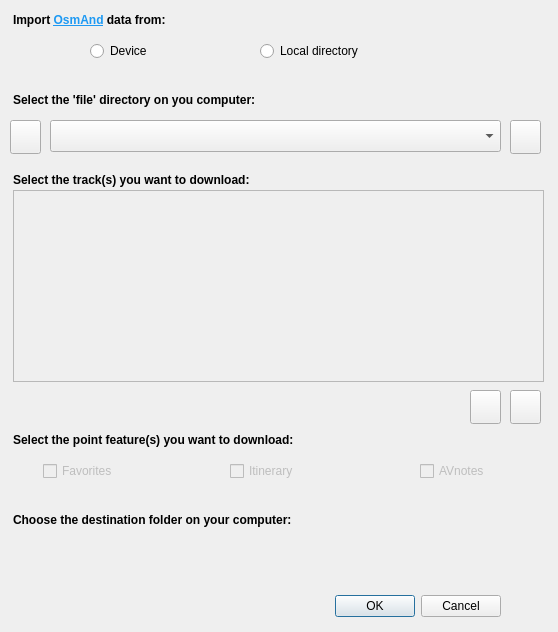
The window that OsmAnd_bridge_import_dialog.ui (sylsta/OsmAnd_bridge) describes before a commit, drawn with Qt 5.
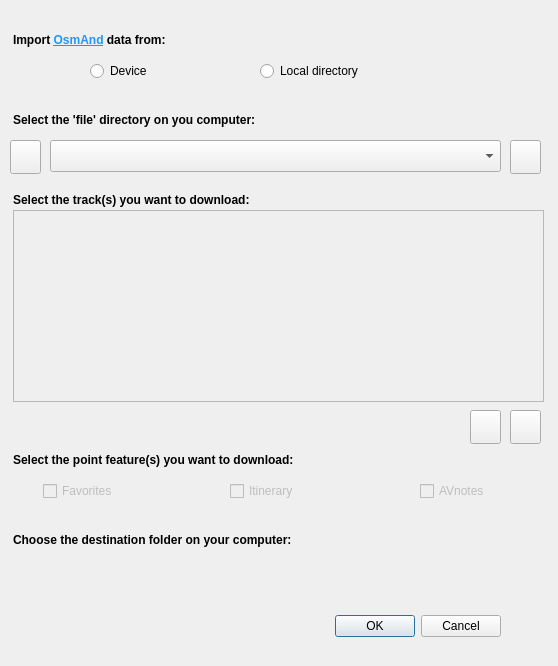
The same window after the commit. Icons and pictures are not drawn. Custom widgets are drawn as their Qt base class.

```diff
--- a/OsmAnd_bridge_import_dialog.ui
+++ b/OsmAnd_bridge_import_dialog.ui
@@ -10,7 +10,7 @@
     <x>0</x>
     <y>0</y>
     <width>558</width>
-    <height>632</height>
+    <height>666</height>
    </rect>
   </property>
   <property name="windowTitle">
@@ -23,7 +23,7 @@
    <property name="geometry">
     <rect>
      <x>150</x>
-     <y>590</y>
+     <y>610</y>
      <width>351</width>
      <height>32</height>
     </rect>
@@ -45,7 +45,7 @@
    <property name="geometry">
     <rect>
      <x>13</x>
-     <y>190</y>
+     <y>210</y>
      <width>531</width>
      <height>192</height>
     </rect>
@@ -67,7 +67,7 @@
    <property name="geometry">
     <rect>
      <x>13</x>
-     <y>120</y>
+     <y>140</y>
      <width>531</width>
      <height>34</height>
     </rect>
@@ -86,7 +86,7 @@
    <property name="geometry">
     <rect>
      <x>13</x>
-     <y>540</y>
+     <y>560</y>
      <width>531</width>
      <height>34</height>
     </rect>
@@ -105,7 +105,7 @@
    <property name="geometry">
     <rect>
      <x>43</x>
-     <y>460</y>
+     <y>480</y>
      <width>88</width>
      <height>22</height>
     </rect>
@@ -127,7 +127,7 @@
    <property name="geometry">
     <rect>
      <x>230</x>
-     <y>460</y>
+     <y>480</y>
      <width>88</width>
      <height>22</height>
     </rect>
@@ -146,7 +146,7 @@
    <property name="geometry">
     <rect>
      <x>420</x>
-     <y>460</y>
+     <y>480</y>
      <width>88</width>
      <height>22</height>
     </rect>
@@ -162,7 +162,7 @@
    <property name="geometry">
     <rect>
      <x>13</x>
-     <y>90</y>
+     <y>110</y>
      <width>411</width>
      <height>21</height>
     </rect>
@@ -178,7 +178,7 @@
    <property name="geometry">
     <rect>
      <x>13</x>
-     <y>170</y>
+     <y>190</y>
      <width>411</width>
      <height>20</height>
     </rect>
@@ -191,7 +191,7 @@
    <property name="geometry">
     <rect>
      <x>13</x>
-     <y>430</y>
+     <y>450</y>
      <width>411</width>
      <height>20</height>
     </rect>
@@ -204,7 +204,7 @@
    <property name="geometry">
     <rect>
      <x>13</x>
-     <y>510</y>
+     <y>530</y>
      <width>411</width>
      <height>20</height>
     </rect>
@@ -236,7 +236,7 @@
    <property name="geometry">
     <rect>
      <x>90</x>
-     <y>40</y>
+     <y>60</y>
      <width>105</width>
      <height>22</height>
     </rect>
@@ -252,7 +252,7 @@
    <property name="geometry">
     <rect>
      <x>260</x>
-     <y>40</y>
+     <y>60</y>
      <width>151</width>
      <height>22</height>
     </rect>
@@ -268,7 +268,7 @@
    <property name="geometry">
     <rect>
      <x>50</x>
-     <y>120</y>
+     <y>140</y>
      <width>451</width>
      <height>32</height>
     </rect>
@@ -278,7 +278,7 @@
    <property name="geometry">
     <rect>
      <x>13</x>
-     <y>10</y>
+     <y>30</y>
      <width>411</width>
      <height>21</height>
     </rect>
@@ -294,7 +294,7 @@
    <property name="geometry">
     <rect>
      <x>510</x>
-     <y>120</y>
+     <y>140</y>
      <width>31</width>
      <height>34</height>
     </rect>
@@ -310,7 +310,7 @@
    <property name="geometry">
     <rect>
      <x>10</x>
-     <y>120</y>
+     <y>140</y>
      <width>31</width>
      <height>34</height>
     </rect>
@@ -326,7 +326,7 @@
    <property name="geometry">
     <rect>
      <x>510</x>
-     <y>390</y>
+     <y>410</y>
      <width>31</width>
      <height>34</height>
     </rect>
@@ -342,7 +342,7 @@
    <property name="geometry">
     <rect>
      <x>470</x>
-     <y>390</y>
+     <y>410</y>
      <width>31</width>
      <height>34</height>
     </rect>
```
Left out of the diff: 12 changed lines with no effect on the pictures.
